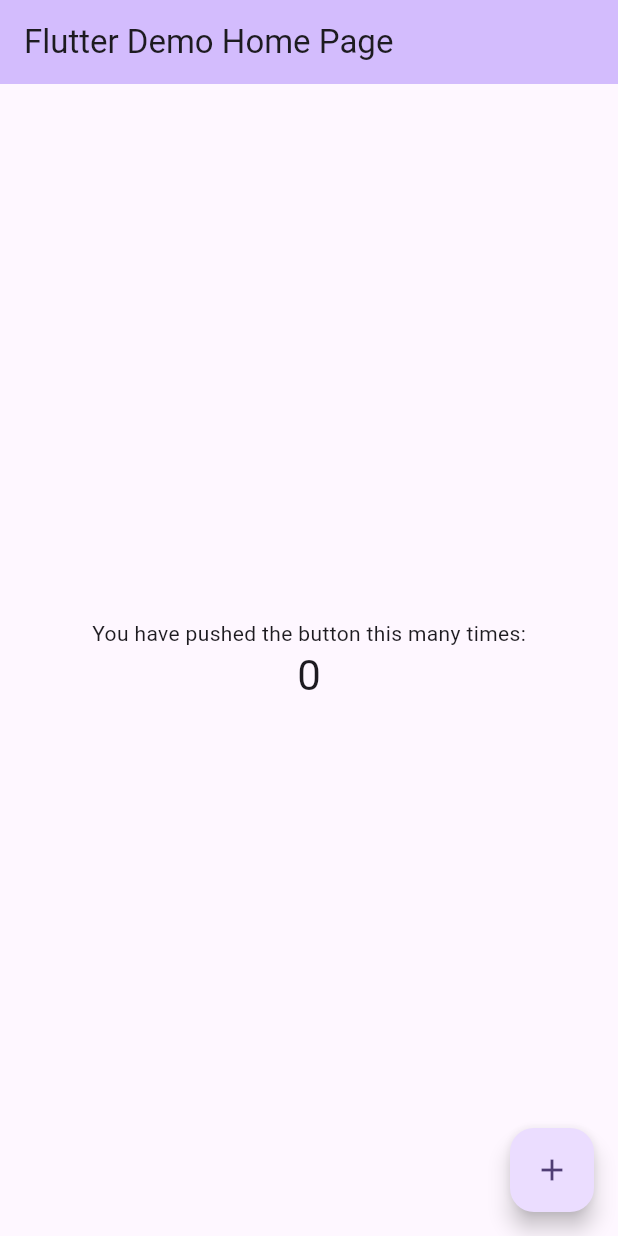
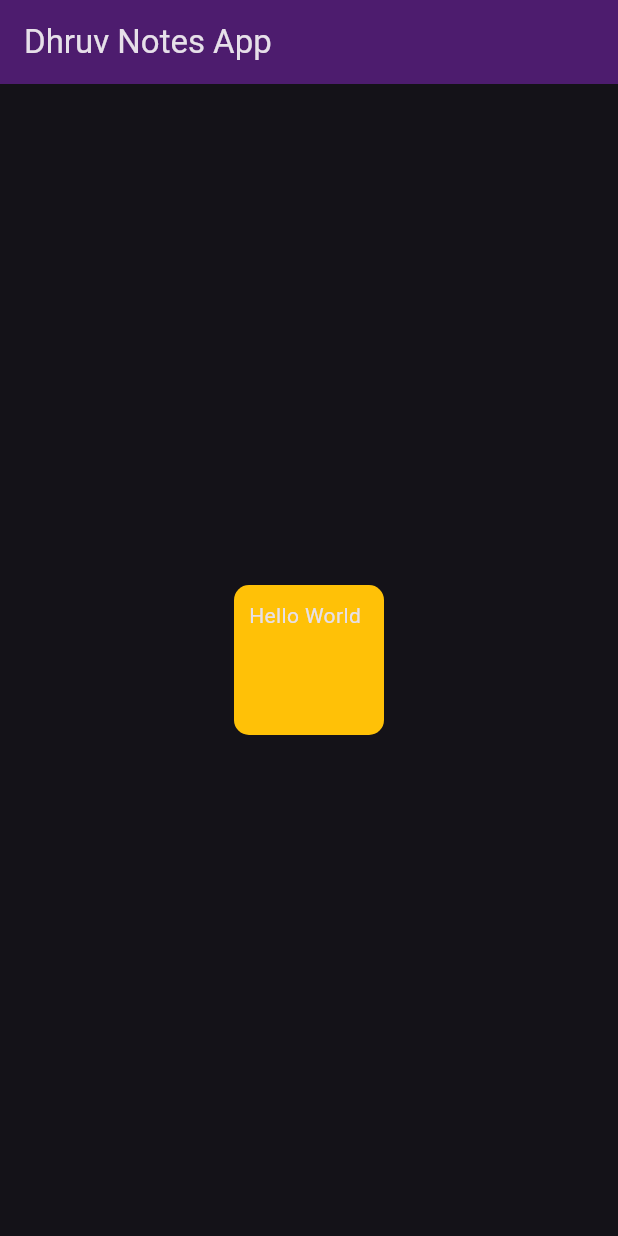
Before and after one commit to Dhruv1238/Flutter-Dev, a Flutter app: the screen it shows after launch, on a phone screen of 412 x 824 dp. Run offline on Flutter 3.47's test engine with Material 2 defaults, Android fonts, the phone set to English and light mode, and no system bars.

Commit message:
Basic Screen Creation, Scaffold widget

```diff
--- a/flutter_notes/lib/main.dart
+++ b/flutter_notes/lib/main.dart
@@ -1,4 +1,5 @@
 import 'package:flutter/material.dart';
+import 'package:flutter_notes/screens/home_screen.dart';
 
 void main() {
   runApp(const MyApp());
@@ -11,7 +12,7 @@ class MyApp extends StatelessWidget {
   @override
   Widget build(BuildContext context) {
     return MaterialApp(
-      title: 'Flutter Demo',
+      title: 'Dhruv Notes App',
       theme: ThemeData(
         // This is the theme of your application.
         //
@@ -28,98 +29,13 @@ class MyApp extends StatelessWidget {
         //
         // This works for code too, not just values: Most code changes can be
         // tested with just a hot reload.
-        colorScheme: ColorScheme.fromSeed(seedColor: Colors.deepPurple),
+        // colorScheme: ColorScheme.fromSeed(seedColor: Colors.deepPurple),
+        primarySwatch: Colors.indigo,
+        brightness: Brightness.dark,
         useMaterial3: true,
       ),
-      home: const MyHomePage(title: 'Flutter Demo Home Page'),
+      debugShowCheckedModeBanner: false,
+      home: const HomeScreen(),
     );
   }
 }
-
-class MyHomePage extends StatefulWidget {
-  const MyHomePage({super.key, required this.title});
-
-  // This widget is the home page of your application. It is stateful, meaning
-  // that it has a State object (defined below) that contains fields that affect
-  // how it looks.
-
-  // This class is the configuration for the state. It holds the values (in this
-  // case the title) provided by the parent (in this case the App widget) and
-  // used by the build method of the State. Fields in a Widget subclass are
-  // always marked "final".
-
-  final String title;
-
-  @override
-  State<MyHomePage> createState() => _MyHomePageState();
-}
-
-class _MyHomePageState extends State<MyHomePage> {
-  int _counter = 0;
-
-  void _incrementCounter() {
-    setState(() {
-      // This call to setState tells the Flutter framework that something has
-      // changed in this State, which causes it to rerun the build method below
-      // so that the display can reflect the updated values. If we changed
-      // _counter without calling setState(), then the build method would not be
-      // called again, and so nothing would appear to happen.
-      _counter++;
-    });
-  }
-
-  @override
-  Widget build(BuildContext context) {
-    // This method is rerun every time setState is called, for instance as done
-    // by the _incrementCounter method above.
-    //
-    // The Flutter framework has been optimized to make rerunning build methods
-    // fast, so that you can just rebuild anything that needs updating rather
-    // than having to individually change instances of widgets.
-    return Scaffold(
-      appBar: AppBar(
-        // TRY THIS: Try changing the color here to a specific color (to
-        // Colors.amber, perhaps?) and trigger a hot reload to see the AppBar
-        // change color while the other colors stay the same.
-        backgroundColor: Theme.of(context).colorScheme.inversePrimary,
-        // Here we take the value from the MyHomePage object that was created by
-        // the App.build method, and use it to set our appbar title.
-        title: Text(widget.title),
-      ),
-      body: Center(
-        // Center is a layout widget. It takes a single child and positions it
-        // in the middle of the parent.
-        child: Column(
-          // Column is also a layout widget. It takes a list of children and
-          // arranges them vertically. By default, it sizes itself to fit its
-          // children horizontally, and tries to be as tall as its parent.
-          //
-          // Column has various properties to control how it sizes itself and
-          // how it positions its children. Here we use mainAxisAlignment to
-          // center the children vertically; the main axis here is the vertical
-          // axis because Columns are vertical (the cross axis would be
-          // horizontal).
-          //
-          // TRY THIS: Invoke "debug painting" (choose the "Toggle Debug Paint"
-          // action in the IDE, or press "p" in the console), to see the
-          // wireframe for each widget.
-          mainAxisAlignment: MainAxisAlignment.center,
-          children: <Widget>[
-            const Text(
-              'You have pushed the button this many times:',
-            ),
-            Text(
-              '$_counter',
-              style: Theme.of(context).textTheme.headlineMedium,
-            ),
-          ],
-        ),
-      ),
-      floatingActionButton: FloatingActionButton(
-        onPressed: _incrementCounter,
-        tooltip: 'Increment',
-        child: const Icon(Icons.add),
-      ), // This trailing comma makes auto-formatting nicer for build methods.
-    );
-  }
-}
--- /dev/null
+++ b/flutter_notes/lib/screens/home_screen.dart
@@ -0,0 +1,33 @@
+import 'package:flutter/material.dart';
+
+class HomeScreen extends StatefulWidget {
+  const HomeScreen({super.key});
+
+  @override
+  State<HomeScreen> createState() => _HomeScreenState();
+}
+
+class _HomeScreenState extends State<HomeScreen> {
+  @override
+  Widget build(BuildContext context) {
+    return Scaffold(
+      appBar: AppBar(
+        title: const Text('Dhruv Notes App'),
+        backgroundColor: const Color.fromARGB(255, 77, 28, 110),
+      ),
+      body: Center(
+        child: Container(
+          margin: const EdgeInsets.all(30.0),
+          padding: const EdgeInsets.all(10.0),
+          height: 100.0,
+          width: 100.0,
+          decoration: BoxDecoration(
+            color: Colors.amber,
+            borderRadius: BorderRadius.circular(10.0),
+          ),
+          child: const Text('Hello World'),
+        ),
+      ),
+    );
+  }
+}
```
